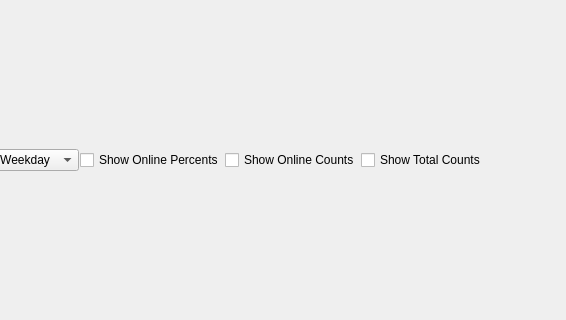
The window that frontend/gui/views/onlinecountstracker.ui (SageSight3/VRChatGroupAssistant) describes before a commit, drawn with Qt 5; both pictures show x 93 to 659 and y 139 to 459 of the 800 by 600 pixel window.
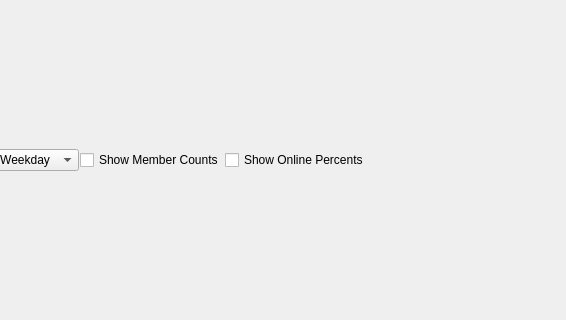
The same window after the commit. Custom widgets are drawn as their Qt base class.

The edit to the form file:
```diff
--- a/frontend/gui/views/onlinecountstracker.ui
+++ b/frontend/gui/views/onlinecountstracker.ui
@@ -87,6 +87,13 @@
        </item>
       </widget>
      </item>
+     <item>
+      <widget class="QCheckBox" name="showMemberCountsCheckbox">
+       <property name="text">
+        <string>Show Member Counts</string>
+       </property>
+      </widget>
+     </item>
      <item>
       <widget class="QCheckBox" name="showPercentsCheckbox">
        <property name="text">
@@ -94,20 +101,6 @@
        </property>
       </widget>
      </item>
-     <item>
-      <widget class="QCheckBox" name="showOnlineCheckbox">
-       <property name="text">
-        <string>Show Online Counts</string>
-       </property>
-      </widget>
-     </item>
-     <item>
-      <widget class="QCheckBox" name="showTotalsCheckbox">
-       <property name="text">
-        <string>Show Total Counts</string>
-       </property>
-      </widget>
-     </item>
      <item>
       <spacer name="horizontalSpacer">
        <property name="orientation">
```
